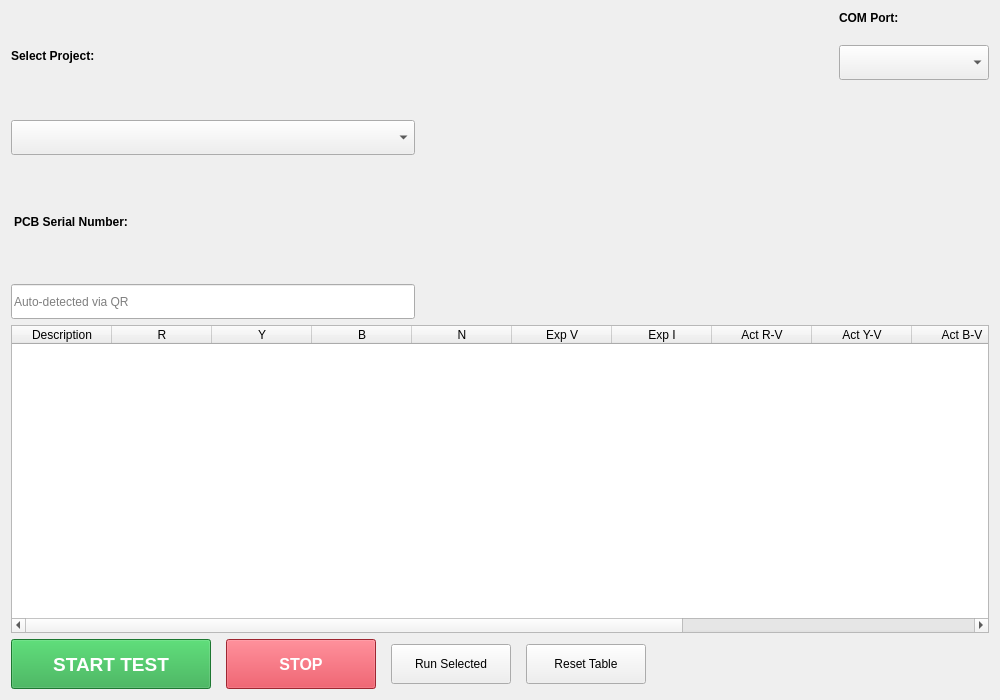
SuryaPrasathB/Comminent-PCB-Tester, file new_ui/forms/execution.ui: the form before one commit.
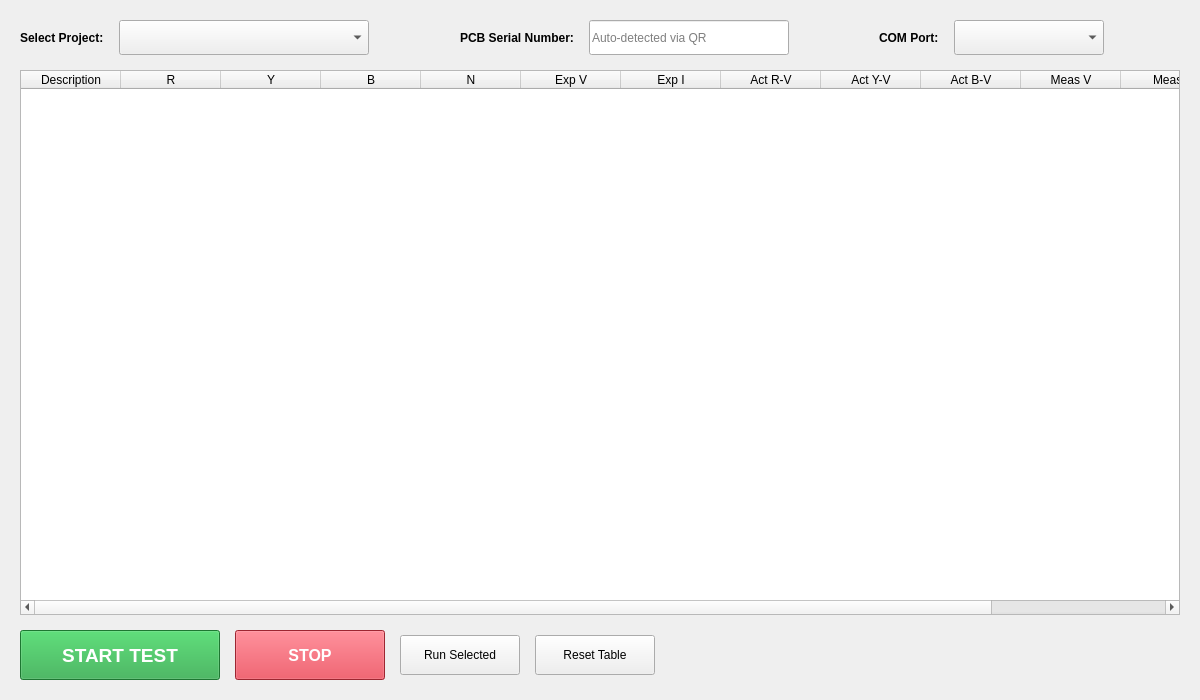
The form after the commit.

Commit message:
Refine Execution View layout and sidebar behavior
- Updated Execution View:
  - Top controls (Project, Serial, COM) are now in a single row.
  - Added 20px padding around the content.
  - Set "Description" column to resize to contents.
- Sidebar:
  - Reduced collapsed width to 50px.
  - Button text is now hidden when collapsed.

The edit to the form file:
```diff
--- a/new_ui/forms/execution.ui
+++ b/new_ui/forms/execution.ui
@@ -6,20 +6,35 @@
    <rect>
     <x>0</x>
     <y>0</y>
-    <width>1000</width>
+    <width>1200</width>
     <height>700</height>
    </rect>
   </property>
   <layout class="QVBoxLayout" name="mainLayout">
-   <!-- TOP SECTION -->
+   <property name="leftMargin">
+    <number>20</number>
+   </property>
+   <property name="topMargin">
+    <number>20</number>
+   </property>
+   <property name="rightMargin">
+    <number>20</number>
+   </property>
+   <property name="bottomMargin">
+    <number>20</number>
+   </property>
+   <property name="spacing">
+    <number>15</number>
+   </property>
+
+   <!-- TOP SECTION: Single Row -->
    <item>
     <layout class="QHBoxLayout" name="topLayout">
      <property name="spacing">
-      <number>20</number>
+      <number>15</number>
      </property>
-     <!-- TOP LEFT: Project & Serial -->
-     <item>
-      <layout class="QVBoxLayout" name="topLeftLayout">
+
+     <!-- Group 1: Project -->
         <item>
             <widget class="QLabel" name="label_project">
                 <property name="text">
@@ -40,13 +55,29 @@
                 </property>
             </widget>
         </item>
+
+     <item>
+      <spacer name="horizontalSpacer_1">
+       <property name="orientation">
+        <enum>Qt::Horizontal</enum>
+       </property>
+       <property name="sizeHint" stdset="0">
+        <size>
+         <width>20</width>
+         <height>20</height>
+        </size>
+       </property>
+      </spacer>
+     </item>
+
+     <!-- Group 2: Serial -->
         <item>
             <widget class="QLabel" name="label_serial">
                 <property name="text">
                     <string>PCB Serial Number:</string>
                 </property>
                 <property name="styleSheet">
-                    <string notr="true">font-weight: bold; margin-top: 5px;</string>
+                <string notr="true">font-weight: bold;</string>
                 </property>
             </widget>
         </item>
@@ -54,7 +85,7 @@
             <widget class="QLineEdit" name="lineEdit_pcbSerial">
                 <property name="minimumSize">
                     <size>
-                        <width>250</width>
+                    <width>200</width>
                         <height>35</height>
                     </size>
                 </property>
@@ -66,8 +97,6 @@
                 </property>
             </widget>
         </item>
-      </layout>
-     </item>
 
      <item>
         <spacer name="horizontalSpacer_top">
@@ -76,16 +105,14 @@
             </property>
             <property name="sizeHint" stdset="0">
                 <size>
-                    <width>40</width>
+         <width>20</width>
                     <height>20</height>
                 </size>
             </property>
         </spacer>
      </item>
 
-     <!-- TOP RIGHT: COM Port -->
-     <item>
-      <layout class="QVBoxLayout" name="topRightLayout">
+     <!-- Group 3: COM -->
         <item>
             <widget class="QLabel" name="label_com">
                 <property name="text">
@@ -94,9 +121,6 @@
                 <property name="styleSheet">
                     <string notr="true">font-weight: bold;</string>
                 </property>
-                <property name="alignment">
-                 <set>Qt::AlignLeft|Qt::AlignVCenter</set>
-                </property>
             </widget>
         </item>
         <item>
@@ -109,21 +133,21 @@
                 </property>
             </widget>
         </item>
+
         <item>
-         <spacer name="verticalSpacer_topRight">
+      <spacer name="horizontalSpacer_end">
           <property name="orientation">
-           <enum>Qt::Vertical</enum>
+        <enum>Qt::Horizontal</enum>
           </property>
           <property name="sizeHint" stdset="0">
            <size>
-            <width>20</width>
-            <height>40</height>
+         <width>40</width>
+         <height>20</height>
            </size>
           </property>
          </spacer>
         </item>
-      </layout>
-     </item>
+
     </layout>
    </item>
 
```
Left out of the diff: 2 changed lines with no effect on the pictures. Lines whose indentation alone changed are shown as unchanged. The commit also changes 1 other file.
